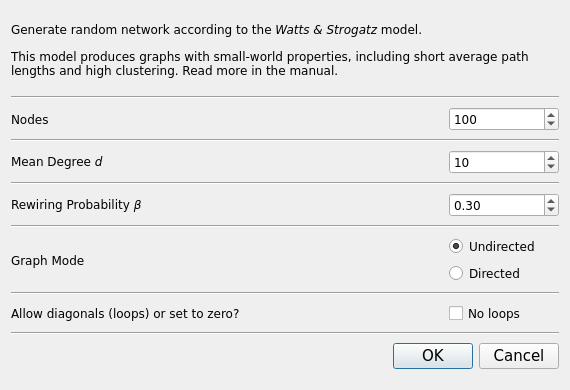
This is src/forms/randsmallworlddialog.ui in socnetv/app as Qt 5 draws it before an edit. The edited form follows.
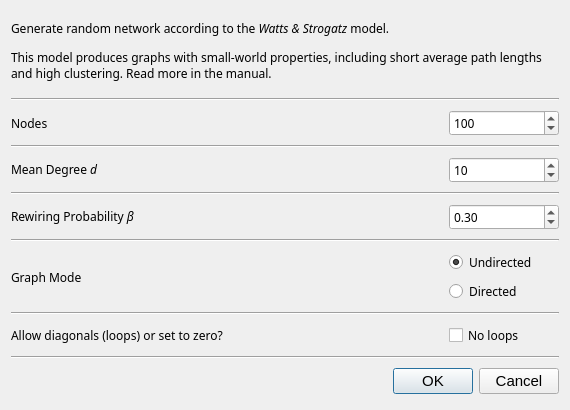
This is the edited form.

Diff of the .ui file:
```diff
--- a/src/forms/randsmallworlddialog.ui
+++ b/src/forms/randsmallworlddialog.ui
@@ -7,7 +7,7 @@
     <x>0</x>
     <y>0</y>
     <width>570</width>
-    <height>390</height>
+    <height>410</height>
    </rect>
   </property>
   <property name="sizePolicy">
@@ -28,11 +28,6 @@
     <height>410</height>
    </size>
   </property>
-  <property name="font">
-   <font>
-    <family>DejaVu Sans</family>
-   </font>
-  </property>
   <property name="windowTitle">
    <string>Small-World network generator</string>
   </property>
```
